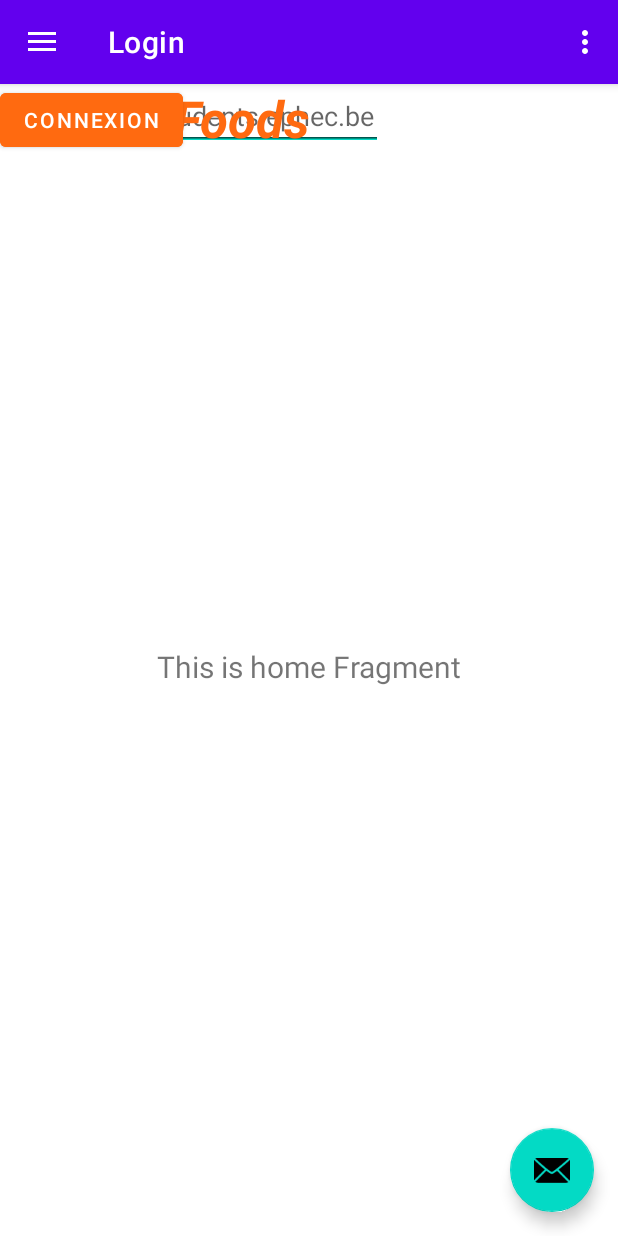
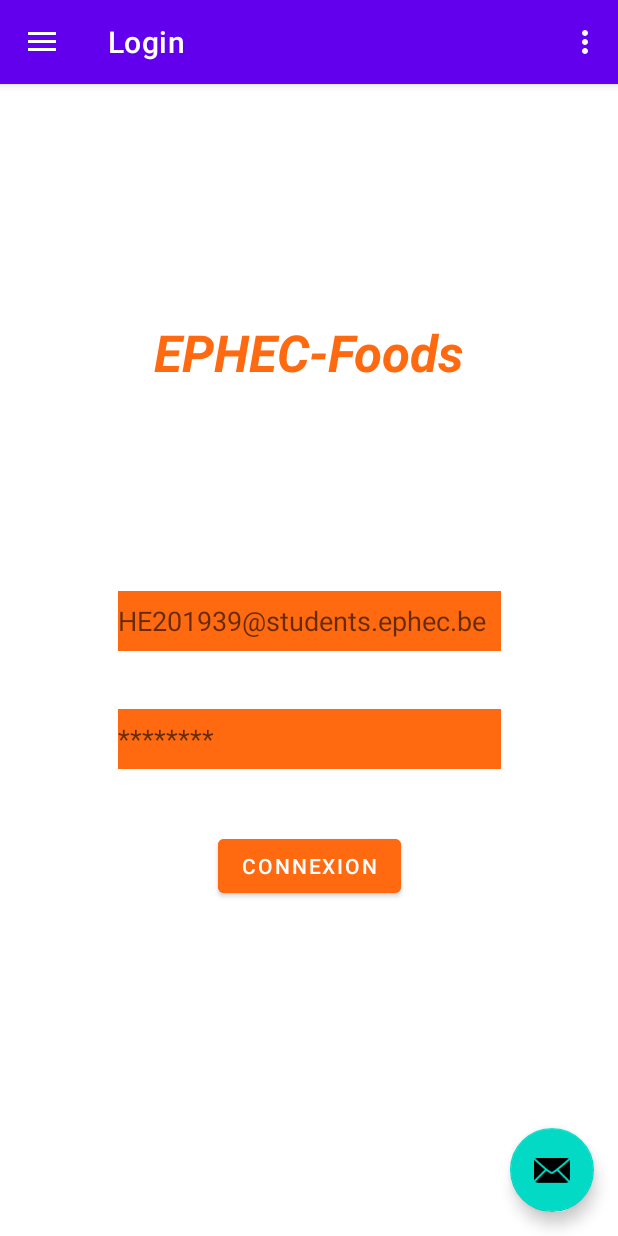
Before and after one commit to BentahriMerwane/hackathon-2021-Ephec, an Android app: the screen it shows after launch (MainActivity), on a phone screen of 412 x 824 dp. Run offline under Robolectric (Android 15) with nearby library versions, the phone set to English and light mode, and no system bars; our stand-ins replace navigation-ui.

Commit message:
Update login page

```diff
--- a/app/src/main/java/com/example/myapplication/ui/login/LoginViewModel.kt
+++ b/app/src/main/java/com/example/myapplication/ui/login/LoginViewModel.kt
@@ -7,7 +7,7 @@
 class LoginViewModel : ViewModel() {
 
     private val _text = MutableLiveData<String>().apply {
-        value = "This is home Fragment"
+        value = "EPHEC-Foods"
     }
     val text: LiveData<String> = _text
 }
--- a/app/src/main/res/layout/fragment_login.xml
+++ b/app/src/main/res/layout/fragment_login.xml
@@ -7,58 +7,60 @@
     android:background="@color/white"
     tools:context=".ui.login.LoginFragment">
 
-    <TextView
-        android:id="@+id/nav_login"
-        android:layout_width="match_parent"
-        android:layout_height="wrap_content"
-        android:layout_marginStart="8dp"
-        android:layout_marginTop="8dp"
-        android:layout_marginEnd="8dp"
-        android:textAlignment="center"
-        android:textSize="20sp"
-        app:layout_constraintBottom_toBottomOf="parent"
-        app:layout_constraintEnd_toEndOf="parent"
-        app:layout_constraintStart_toStartOf="parent"
-        app:layout_constraintTop_toTopOf="parent"
-        />
+
     <EditText
         android:id="@+id/editTextTextEmailAddress"
         android:layout_width="255dp"
-        android:layout_height="44dp"
+        android:layout_height="40dp"
+        android:layout_marginBottom="29dp"
         android:ems="10"
+        android:background="@color/ephec"
         android:hint="HE201939@students.ephec.be"
         android:inputType="textEmailAddress"
-        tools:layout_editor_absoluteX="78dp"
-        tools:layout_editor_absoluteY="320dp" />
+        app:layout_constraintBottom_toTopOf="@+id/text_input_password_toggle"
+        app:layout_constraintEnd_toEndOf="parent"
+        app:layout_constraintStart_toStartOf="parent"
+        app:layout_constraintTop_toBottomOf="@+id/nav_login" />
 
     <EditText
         android:id="@+id/text_input_password_toggle"
         android:layout_width="255dp"
-        android:layout_height="44dp"
+        android:layout_height="40dp"
+        android:layout_marginBottom="32dp"
         android:ems="10"
+        android:background="@color/ephec"
         android:hint="********"
         android:inputType="textEmailAddress"
-        tools:layout_editor_absoluteX="78dp"
-        tools:layout_editor_absoluteY="393dp" />
+        app:layout_constraintBottom_toTopOf="@+id/button"
+        app:layout_constraintEnd_toEndOf="parent"
+        app:layout_constraintStart_toStartOf="parent"
+        app:layout_constraintTop_toBottomOf="@+id/editTextTextEmailAddress" />
 
     <Button
         android:id="@+id/button"
         android:layout_width="wrap_content"
         android:layout_height="wrap_content"
+        android:layout_marginBottom="214dp"
         android:backgroundTint="@color/ephec"
         android:text="Connexion"
-        tools:layout_editor_absoluteX="144dp"
-        tools:layout_editor_absoluteY="469dp" />
+        app:layout_constraintBottom_toBottomOf="parent"
+        app:layout_constraintEnd_toEndOf="parent"
+        app:layout_constraintStart_toStartOf="parent"
+        app:layout_constraintTop_toBottomOf="@+id/text_input_password_toggle" />
 
     <TextView
-        android:id="@+id/textView3"
+        android:id="@+id/nav_login"
         android:layout_width="wrap_content"
         android:layout_height="wrap_content"
+        android:layout_marginTop="147dp"
+        android:layout_marginBottom="128dp"
         android:text="EPHEC-Foods"
         android:textAppearance="@style/TextAppearance.AppCompat.Display1"
         android:textColor="@color/ephec"
         android:textStyle="bold|italic"
-        tools:layout_editor_absoluteX="102dp"
-        tools:layout_editor_absoluteY="147dp" />
+        app:layout_constraintBottom_toTopOf="@+id/editTextTextEmailAddress"
+        app:layout_constraintEnd_toEndOf="parent"
+        app:layout_constraintStart_toStartOf="parent"
+        app:layout_constraintTop_toTopOf="parent" />
 
 </androidx.constraintlayout.widget.ConstraintLayout>
```
